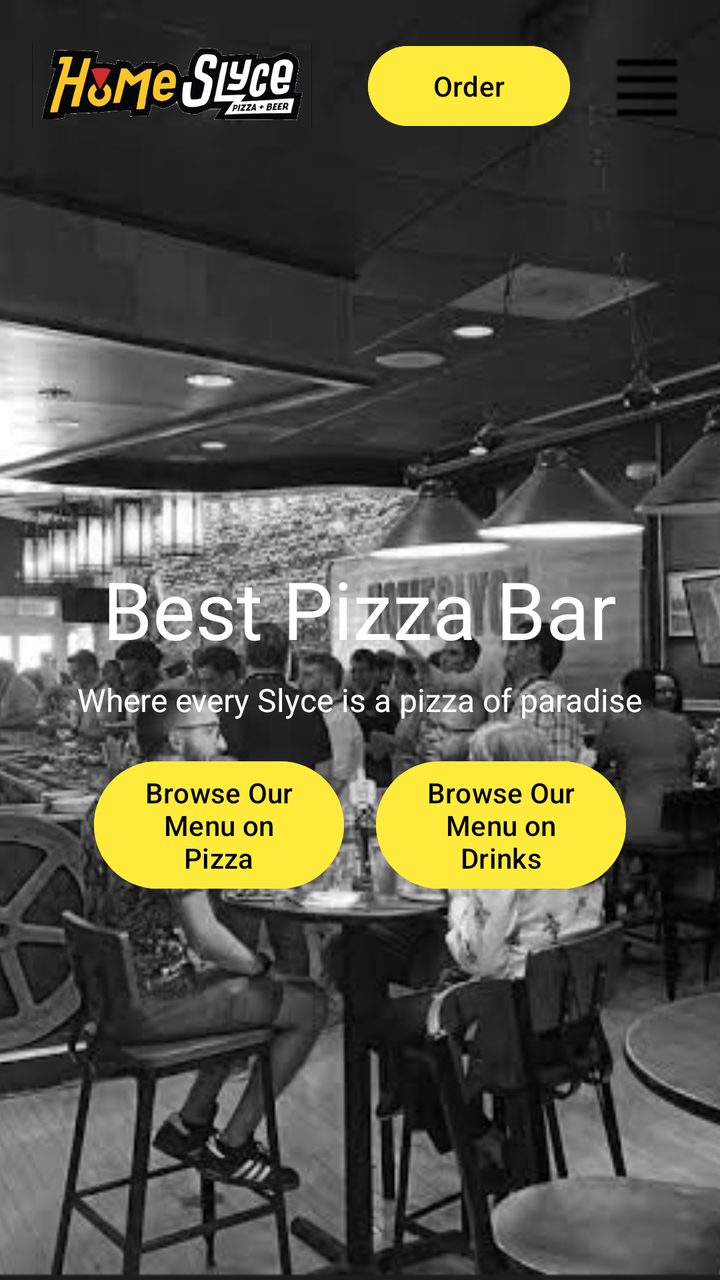
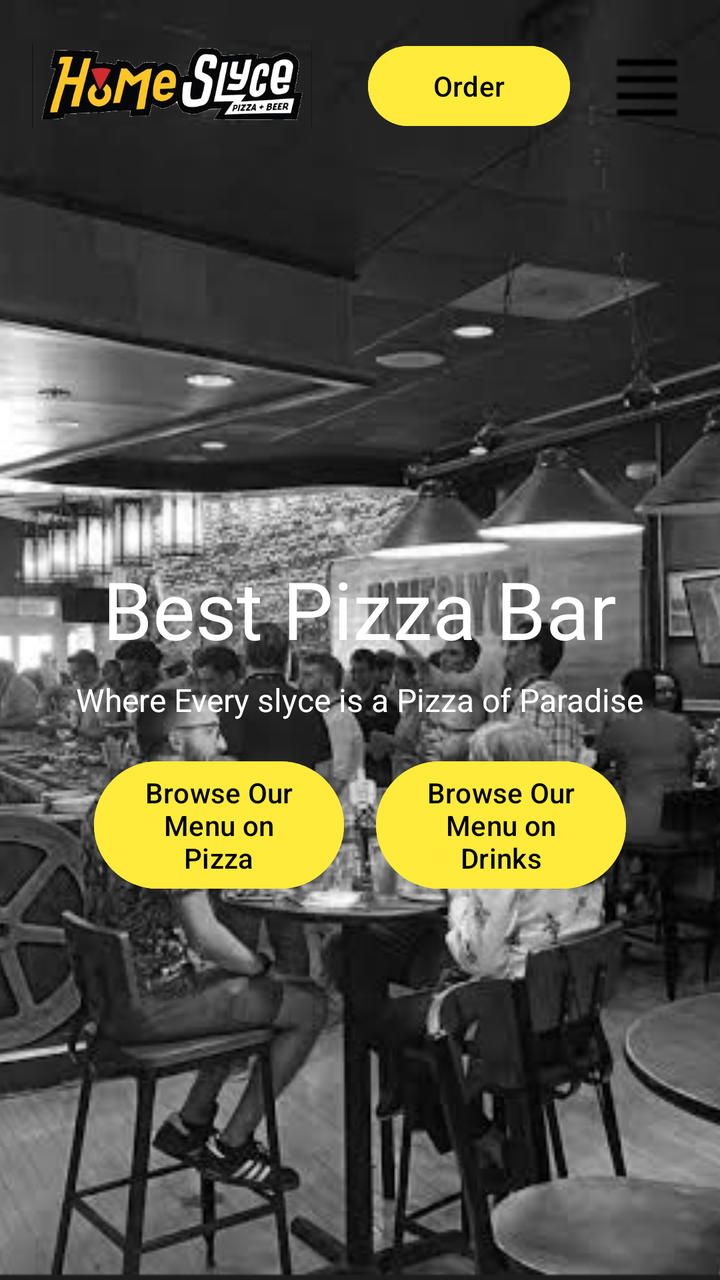

An Android layout rendered at two revisions. The XML below is the earlier revision; the diff shows what the commit changed to produce the second picture.
<!-- AndroidManifest.xml: application theme Theme.RestaurantAppProject -->
<!-- res/layout/activity_main.xml -->
<?xml version="1.0" encoding="utf-8"?>
<FrameLayout xmlns:android="http://schemas.android.com/apk/res/android"
    xmlns:app="http://schemas.android.com/apk/res-auto"
    android:layout_width="match_parent"
    android:layout_height="match_parent">


 <ImageView
     android:id="@+id/imageView3"
     android:layout_width="match_parent"
     android:layout_height="match_parent"
     android:scaleType="centerCrop"
     android:src="@drawable/background"
     android:contentDescription="Background Image" />


 <LinearLayout
     android:layout_width="match_parent"
     android:layout_height="match_parent"
     android:orientation="vertical">


  <LinearLayout
      android:layout_width="match_parent"
      android:layout_height="wrap_content"
      android:orientation="horizontal"
      android:gravity="center_vertical"
      android:padding="16dp">

   <ImageView
       android:id="@+id/myImageView"
       android:layout_width="140dp"
       android:layout_height="54dp"
       android:contentDescription="Pizza Image"
       android:src="@drawable/imgpiz" />

   <View
       android:layout_width="0dp"
       android:layout_height="4dp"
       android:layout_weight="2" />

   <Button
       android:id="@+id/orderBF"
       android:layout_width="101dp"
       android:layout_height="wrap_content"
       android:backgroundTint="#FFEB3B"
       android:text="Order"
       android:textColor="@color/black" />

   <ImageView
       android:id="@+id/myMenuBtn"
       android:layout_width="41dp"
       android:layout_height="40dp"
       android:layout_marginStart="18dp"
       android:contentDescription="Menu Button"
       android:src="@drawable/menu" />
  </LinearLayout>

  <LinearLayout
      android:layout_width="match_parent"
      android:layout_height="0dp"
      android:layout_weight="1"
      android:gravity="center"
      android:orientation="vertical">

   <TextView
       android:id="@+id/myTitlePiz"
       android:layout_width="wrap_content"
       android:layout_height="wrap_content"
       android:text="Best Pizza Bar"
       android:textColor="@color/white"
       android:textSize="40sp" />

   <TextView
       android:id="@+id/miniTitle"
       android:layout_width="wrap_content"
       android:layout_height="wrap_content"
       android:textColor="@color/white"
       android:layout_marginTop="8dp"
       android:text="Where every Slyce is a pizza of paradise"
       android:textSize="16sp" />

   <LinearLayout
       android:layout_width="wrap_content"
       android:layout_height="wrap_content"
       android:layout_marginTop="16dp"
       android:orientation="horizontal">

    <Button
        android:id="@+id/scMenuF"
        android:layout_width="125dp"
        android:layout_height="wrap_content"
        android:layout_marginEnd="8dp"
        android:backgroundTint="#FFEB3B"
        android:textColor="@color/black"
        android:text="Browse Our Menu on Pizza" />

    <Button
        android:id="@+id/scMenuF2"
        android:layout_width="125dp"
        android:layout_height="wrap_content"
        android:layout_marginStart="8dp"
        android:textColor="@color/black"
        android:backgroundTint="#FFEB3B"
        android:text="Browse Our Menu on Drinks" />
   </LinearLayout>
  </LinearLayout>

 </LinearLayout>

</FrameLayout>
<!-- resources referenced by this layout -->
<resources>
  <color name="black">#FF000000</color>
  <color name="white">#FFFFFFFF</color>
  <!-- drawable background: png bitmap (drawable, 346186 bytes) -->
  <!-- drawable imgpiz: png bitmap (drawable, 98107 bytes) -->
  <!-- drawable menu: png bitmap (drawable, 197 bytes) -->
  <style name="Theme.RestaurantAppProject" parent="Base.Theme.RestaurantAppProject" />
  <style name="Base.Theme.RestaurantAppProject" parent="Theme.Material3.DayNight.NoActionBar">
          
          
      </style>
</resources>

<!-- the commit's change to res/layout/activity_main.xml (unified diff, before → after) -->
@@ -31,7 +31,7 @@
        android:id="@+id/myImageView"
        android:layout_width="140dp"
        android:layout_height="54dp"
-       android:contentDescription="Pizza Image"
+       android:contentDescription="@string/pizza_Image"
        android:src="@drawable/imgpiz" />
 
    <View
@@ -44,7 +44,7 @@
        android:layout_width="101dp"
        android:layout_height="wrap_content"
        android:backgroundTint="#FFEB3B"
-       android:text="Order"
+       android:text="@string/order_Button"
        android:textColor="@color/black" />
 
    <ImageView
@@ -67,7 +67,7 @@
        android:id="@+id/myTitlePiz"
        android:layout_width="wrap_content"
        android:layout_height="wrap_content"
-       android:text="Best Pizza Bar"
+       android:text="@string/title_ScreenMain"
        android:textColor="@color/white"
        android:textSize="40sp" />
 
@@ -77,7 +77,7 @@
        android:layout_height="wrap_content"
        android:textColor="@color/white"
        android:layout_marginTop="8dp"
-       android:text="Where every Slyce is a pizza of paradise"
+       android:text="@string/h3_title"
        android:textSize="16sp" />
 
    <LinearLayout
@@ -93,7 +93,7 @@
         android:layout_marginEnd="8dp"
         android:backgroundTint="#FFEB3B"
         android:textColor="@color/black"
-        android:text="Browse Our Menu on Pizza" />
+        android:text="@string/title_BrowseMenuPizza" />
 
     <Button
         android:id="@+id/scMenuF2"
@@ -102,7 +102,7 @@
         android:layout_marginStart="8dp"
         android:textColor="@color/black"
         android:backgroundTint="#FFEB3B"
-        android:text="Browse Our Menu on Drinks" />
+        android:text="@string/title_BrowseMenuDrinks"  />
    </LinearLayout>
   </LinearLayout>
 
<!-- resource entries referenced after the edit -->
@@ -5,6 +5,12 @@
   <!-- drawable background: png bitmap (drawable, 346186 bytes) -->
   <!-- drawable imgpiz: png bitmap (drawable, 98107 bytes) -->
   <!-- drawable menu: png bitmap (drawable, 197 bytes) -->
+  <string name="h3_title">Where Every slyce is a Pizza of Paradise</string>
+  <string name="order_Button">Order</string>
+  <string name="pizza_Image">Pizza Image</string>
+  <string name="title_BrowseMenuDrinks">Browse Our Menu on Drinks</string>
+  <string name="title_BrowseMenuPizza">Browse Our Menu on Pizza</string>
+  <string name="title_ScreenMain">Best Pizza Bar</string>
   <style name="Theme.RestaurantAppProject" parent="Base.Theme.RestaurantAppProject" />
   <style name="Base.Theme.RestaurantAppProject" parent="Theme.Material3.DayNight.NoActionBar">
           
